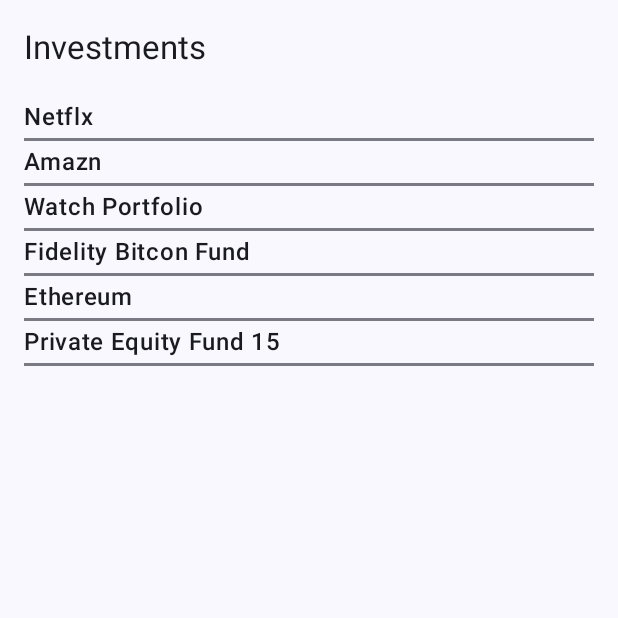
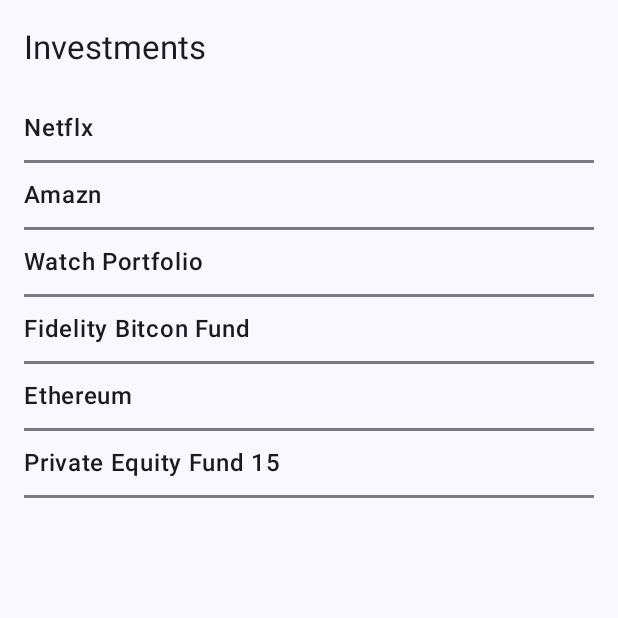
Before and after one commit to yogigupta1206/Investment-Tracker-App, an Android app built with Jetpack Compose: the screen it shows after launch (MainActivity), on a phone screen of 412 x 824 dp, the top half of it. Run offline under Robolectric (Android 15) with nearby library versions, the phone set to English and light mode, and no system bars; our stand-ins replace Dagger/Hilt's generated code.

Commit message:
String Resource added in strings.xml

```diff
--- a/app/src/main/java/com/yogigupta1206/investment_tracker_addepar/presentation/home/HomeScreen.kt
+++ b/app/src/main/java/com/yogigupta1206/investment_tracker_addepar/presentation/home/HomeScreen.kt
@@ -22,9 +22,11 @@ import androidx.compose.runtime.collectAsState
 import androidx.compose.runtime.getValue
 import androidx.compose.ui.Alignment
 import androidx.compose.ui.Modifier
+import androidx.compose.ui.res.stringResource
 import androidx.compose.ui.text.style.TextAlign
 import androidx.compose.ui.unit.dp
 import androidx.hilt.navigation.compose.hiltViewModel
+import com.yogigupta1206.investment_tracker_addepar.R
 import com.yogigupta1206.investment_tracker_addepar.domain.model.Investment
 import com.yogigupta1206.investment_tracker_addepar.presentation.SharedInvestmentViewModel
 import com.yogigupta1206.investment_tracker_addepar.presentation.home.components.InvestmentItem
@@ -39,7 +41,7 @@ fun HomeScreen(
     val uiState by viewModel.uiState.collectAsState()
     Scaffold(
         topBar = {
-            TopAppBar(title = { Text(text = "Investments") })
+            TopAppBar(title = { Text(text = stringResource(R.string.investments)) })
         },
         content = { padding ->
             HomeScreenContent(
@@ -100,7 +102,7 @@ fun ErrorView(message: String, onRetry: () -> Unit) {
         Text(text = message, color = MaterialTheme.colorScheme.error, modifier = Modifier.padding(horizontal = 16.dp), textAlign = TextAlign.Center)
         Spacer(modifier = Modifier.height(16.dp))
         Button(onClick = onRetry) {
-            Text("Retry")
+            Text(stringResource(R.string.retry))
         }
     }
 }
--- a/app/src/main/java/com/yogigupta1206/investment_tracker_addepar/presentation/home/components/InvestmentItem.kt
+++ b/app/src/main/java/com/yogigupta1206/investment_tracker_addepar/presentation/home/components/InvestmentItem.kt
@@ -10,11 +10,13 @@ import androidx.compose.material3.HorizontalDivider
 import androidx.compose.material3.Text
 import androidx.compose.runtime.Composable
 import androidx.compose.ui.Modifier
+import androidx.compose.ui.res.stringResource
 import androidx.compose.ui.text.font.FontWeight
 import androidx.compose.ui.text.style.TextAlign
 import androidx.compose.ui.tooling.preview.Preview
 import androidx.compose.ui.unit.dp
 import androidx.compose.ui.unit.sp
+import com.yogigupta1206.investment_tracker_addepar.R
 import com.yogigupta1206.investment_tracker_addepar.domain.model.Investment
 
 @Composable
@@ -24,11 +26,11 @@ fun InvestmentItem(investment: Investment, onClick: () -> Unit) {
             .clickable { onClick() }
     ) {
         Column{
-            Text(text = investment.name?: "",
+            Text(text = investment.name?: stringResource(R.string.empty_string),
                 fontSize = 16.sp,
                 fontWeight = FontWeight.Medium,
                 textAlign = TextAlign.Start,
-                modifier = Modifier.padding(vertical = 2.dp)
+                modifier = Modifier.padding(vertical = 9.dp)
             )
             HorizontalDivider(thickness = 2.dp)
         }
--- a/app/src/main/res/values/strings.xml
+++ b/app/src/main/res/values/strings.xml
@@ -4,4 +4,6 @@
     <string name="back">Back</string>
     <string name="_0">0</string>
     <string name="empty_string" />
+    <string name="investments">Investments</string>
+    <string name="retry">Retry</string>
 </resources>
```
